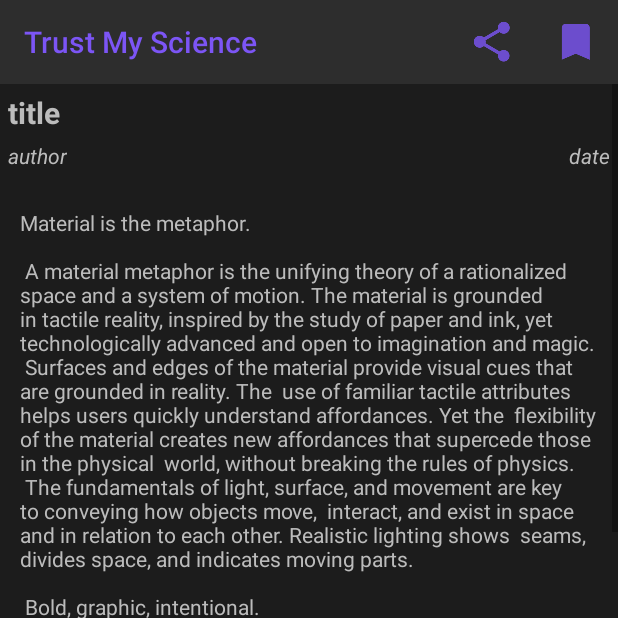
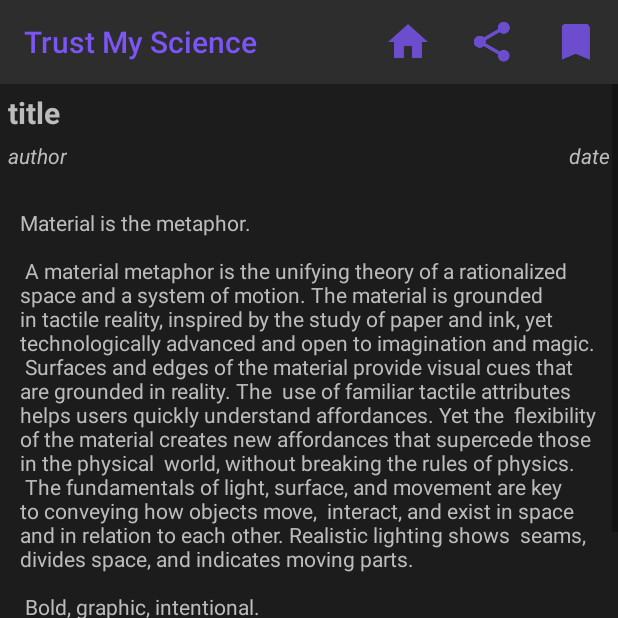
Before and after one commit to druelle-mobile/TrustMyScienceRSSReader, an Android app: the SelectedItemActivity screen opened directly, with no data from a screen before it, on a phone screen of 412 x 824 dp, the top half of it. Run offline under Robolectric (Android 15) with nearby library versions, the phone set to English and light mode, and no system bars; pictures from the network do not load.

Commit message:
3rd commit with adding ic_home.png, some modifications in different files, and resolution of the issue #1

```diff
--- a/app/src/main/java/ovh/geoffrey_druelle/trustmysciencerssreader/Activity/SelectedItemActivity.kt
+++ b/app/src/main/java/ovh/geoffrey_druelle/trustmysciencerssreader/Activity/SelectedItemActivity.kt
@@ -48,7 +48,6 @@ class SelectedItemActivity : AppCompatActivity() {
             }
         }
 
-        toolbar.title = "Trust My Science"
         setSupportActionBar(toolbar)
 
     }
@@ -63,6 +62,8 @@ class SelectedItemActivity : AppCompatActivity() {
             shareNews()
         if(item.itemId == R.id.action_bookmark)
             bookmarkNews()
+        if(item.itemId == R.id.action_home)
+            onBackPressed()
         return true
     }
 
--- a/app/src/main/java/ovh/geoffrey_druelle/trustmysciencerssreader/Adapter/FeedAdapter.kt
+++ b/app/src/main/java/ovh/geoffrey_druelle/trustmysciencerssreader/Adapter/FeedAdapter.kt
@@ -78,7 +78,7 @@ class FeedAdapter(private val rssObject: RSSObject, private val mContext: Contex
                 selectedItemIntent.putExtra("thumbnail",rssObject.items[position].thumbnail)
                 selectedItemIntent.putExtra("content",noHtmlContent)
                 selectedItemIntent.putExtra("link",rssObject.items[position].link)
-                mContext.startActivity(selectedItemIntent)
+                view.context.startActivity(selectedItemIntent)
             }
         })
     }
--- a/app/src/main/res/menu/menu_selected_item.xml
+++ b/app/src/main/res/menu/menu_selected_item.xml
@@ -2,6 +2,13 @@
     xmlns:app="http://schemas.android.com/apk/res-auto"
     xmlns:tools="http://schemas.android.com/tools"
     tools:context="ovh.geoffrey_druelle.trustmysciencerssreader.Activity.SelectedItemActivity">
+
+    <item
+        android:id="@+id/action_home"
+        android:icon="@drawable/ic_home"
+        android:title="@string/home"
+        android:orderInCategory="100"
+        app:showAsAction="always"/>
 
     <item
         android:id="@+id/action_share"
--- a/app/src/main/res/values/strings.xml
+++ b/app/src/main/res/values/strings.xml
@@ -1,5 +1,5 @@
 <resources>
-    <string name="app_name">TrustMyScience RSS Reader</string>
+    <string name="app_name">Trust My Science</string>
     <string name="text">text</string>
     <string name="date">date</string>
     <string name="content">content</string>
@@ -98,5 +98,8 @@
     </string>
     <string name="action_settings">Settings</string>
     <string name="lien_vers_l_article">Lien vers l\'article</string>
+    <string name="refresh">Refresh</string>
+    <string name="more">More</string>
+    <string name="home">Home</string>
 
 </resources>
```
Also changed, not shown: app/src/main/java/ovh/geoffrey_druelle/trustmysciencerssreader/Activity/MainActivity.kt (+26 -5 lines), app/src/main/res/menu/main_menu.xml (+7 -1 lines), app/src/main/res/drawable-hdpi/ic_home.png (added), app/src/main/res/drawable-hdpi/ic_more.png (added), app/src/main/res/drawable-mdpi/ic_home.png (added), app/src/main/res/drawable-mdpi/ic_more.png (added), app/src/main/res/drawable-xhdpi/ic_home.png (added), app/src/main/res/drawable-xhdpi/ic_more.png (added), app/src/main/res/drawable-xxhdpi/ic_home.png (added), app/src/main/res/drawable-xxhdpi/ic_more.png (added).
